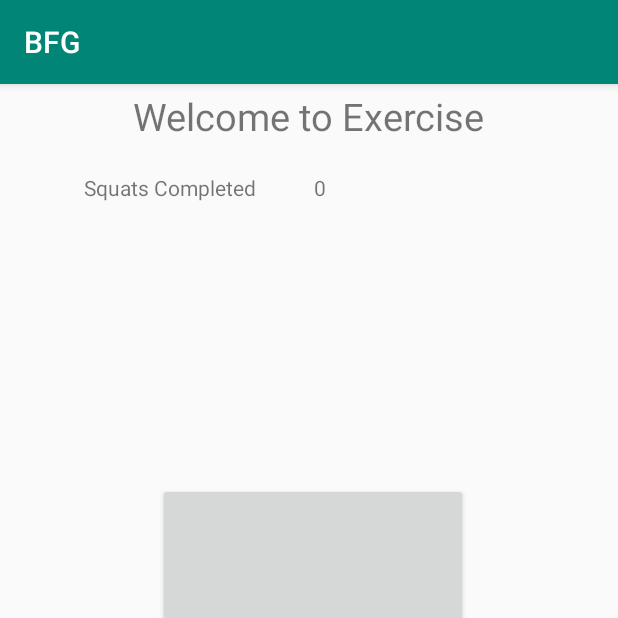
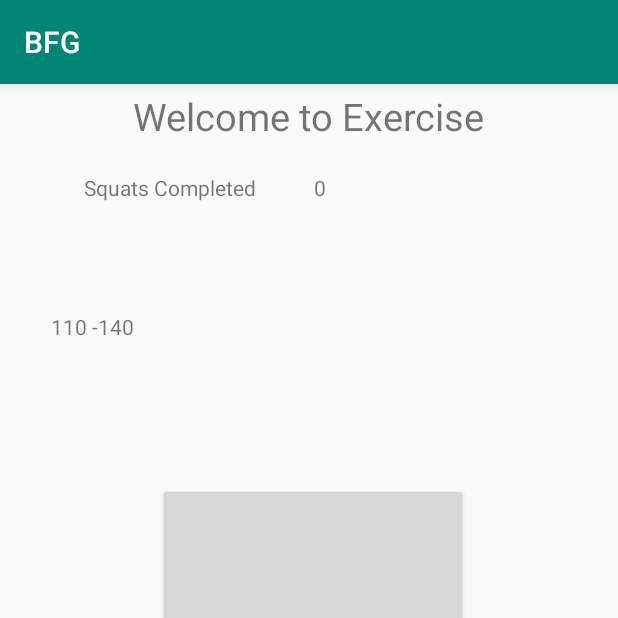
Before and after one commit to StringerKent/BFG, an Android app: the fragment FragmentExercise shown on its own in the app's theme, on a phone screen of 412 x 824 dp, the top half of it. Run offline under Robolectric (Android 15) with nearby library versions, the phone set to English and light mode, and no system bars.

Commit message:
Fix squat measures

```diff
--- a/BFG/app/src/main/res/layout/fragment_exercise.xml
+++ b/BFG/app/src/main/res/layout/fragment_exercise.xml
@@ -59,4 +59,22 @@
         android:layout_marginBottom="433dp"
         android:text="0" />
 
+    <TextView
+        android:id="@+id/textView4"
+        android:layout_width="wrap_content"
+        android:layout_height="wrap_content"
+        android:layout_alignParentStart="true"
+        android:layout_alignParentTop="true"
+        android:layout_marginStart="34dp"
+        android:layout_marginTop="152dp"
+        android:text="110 -140" />
+
+    <TextView
+        android:id="@+id/degreeTextView"
+        android:layout_width="wrap_content"
+        android:layout_height="wrap_content"
+        android:layout_alignBottom="@+id/textView4"
+        android:layout_marginEnd="-209dp"
+        android:layout_toStartOf="@+id/squatsCounter" />
+
 </RelativeLayout>
```
Also changed, not shown: BFG/app/src/main/java/com/example/kentstringer/bfg/FragmentExercise.java (+10 -3 lines).
